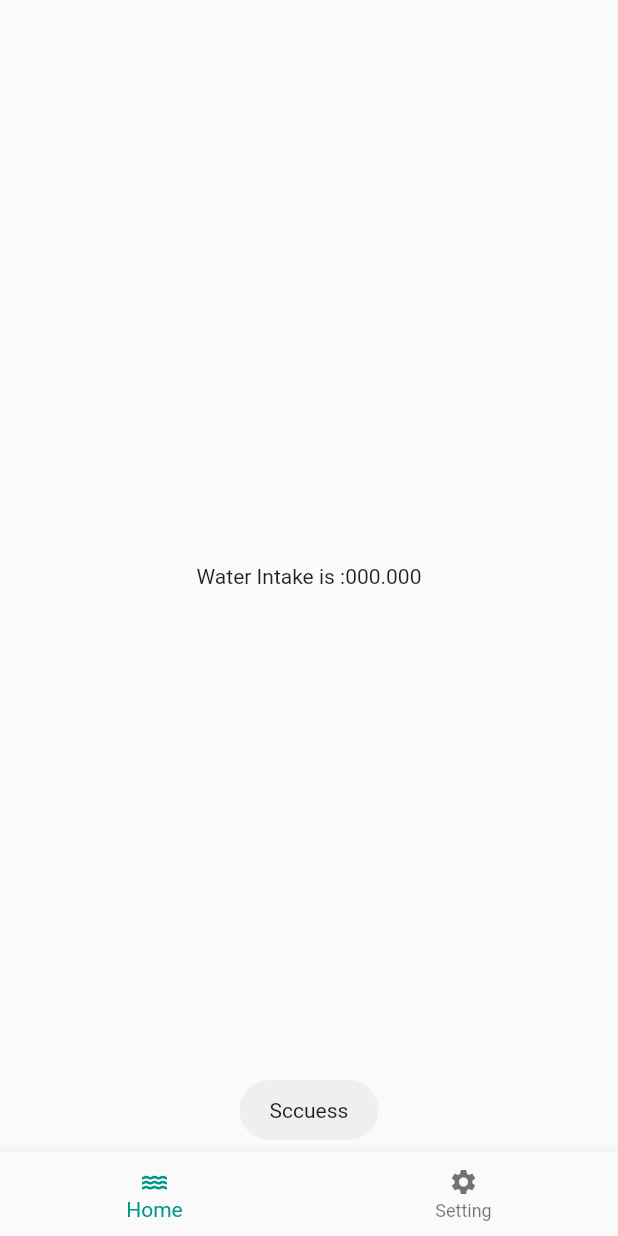
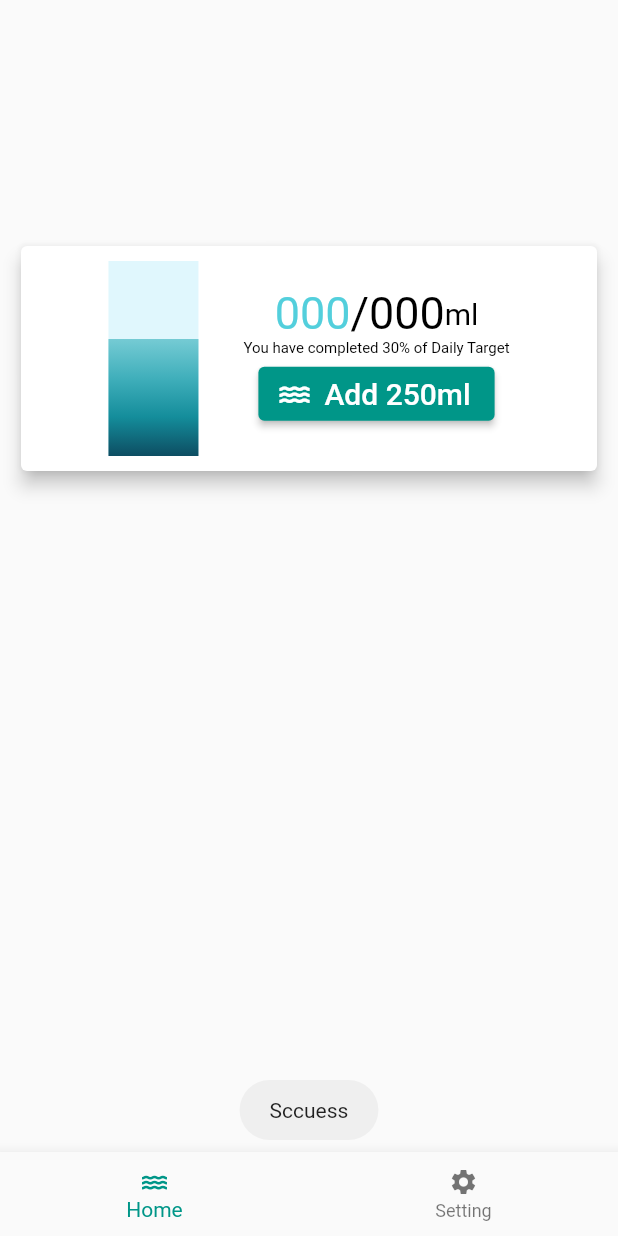
Before and after one commit to codewithumar/water_reminder_app, a Flutter app: the DateTimeOnBoarding screen opened directly with empty values, after a tap on "Next", on a phone screen of 412 x 824 dp. Run offline on Flutter 3.47's test engine with Material 2 defaults, Android fonts, the phone set to English and light mode, and no system bars; drawn by our look-alikes of percent_indicator; our stand-ins replace cloud_firestore, firebase_core, firebase_messaging, flutter_local_notifications, fluttertoast, shared_preferences; accounts and stored records are empty.

Commit message:
Please enter the commit message for your changes. Lines starting

```diff
--- a/lib/main.dart
+++ b/lib/main.dart
@@ -48,7 +48,7 @@ class MyApp extends StatelessWidget {
     return MaterialApp(
       debugShowCheckedModeBanner: false,
       theme: ThemeData(
-        primarySwatch: Colors.blue,
+        primarySwatch: Colors.teal,
       ),
       home: const SplashScreen(),
     );
--- a/lib/screens/home.dart
+++ b/lib/screens/home.dart
@@ -1,13 +1,82 @@
 import 'package:flutter/material.dart';
+import 'package:percent_indicator/linear_percent_indicator.dart';
 
 class Home extends StatelessWidget {
   const Home({Key? key}) : super(key: key);
 
   @override
   Widget build(BuildContext context) {
-    return const Scaffold(
-      body: Center(
-        child: Text("Water Intake is :000.000"),
+    return Scaffold(
+      body: Padding(
+        padding: const EdgeInsets.all(10.0),
+        child: Column(
+          children: [
+            const SizedBox(
+              height: 150,
+            ),
+            Card(
+                elevation: 5.00,
+                // color: Colors.white,
+                child:
+                    Row(mainAxisAlignment: MainAxisAlignment.center, children: [
+                  SizedBox(
+                    height: 150,
+                    width: 60,
+                    child: RotatedBox(
+                      quarterTurns: -1,
+                      child: LinearPercentIndicator(
+                          percent: 0.6,
+                          lineHeight: 60,
+                          backgroundColor:
+                              const Color.fromARGB(255, 224, 247, 253),
+                          linearGradient: const LinearGradient(
+                            colors: <Color>[
+                              Color.fromARGB(255, 13, 77, 98),
+                              Color.fromARGB(255, 20, 141, 155),
+                              Color.fromARGB(255, 64, 175, 187),
+                              Color.fromARGB(255, 117, 203, 212),
+                            ],
+                          )),
+                    ),
+                  ),
+                  const SizedBox(
+                    width: 30,
+                  ),
+                  Column(children: [
+                    Row(children: const [
+                      Text(
+                        "000",
+                        style: TextStyle(
+                            fontSize: 30,
+                            color: Color.fromARGB(255, 83, 207, 220)),
+                      ),
+                      Text(
+                        "/000",
+                        style: TextStyle(fontSize: 30, color: Colors.black),
+                      ),
+                      Text(
+                        "ml",
+                        style: TextStyle(fontSize: 20, color: Colors.black),
+                      ),
+                    ]),
+                    const Text(
+                      'You have completed 30% of Daily Target',
+                      maxLines: 2,
+                      style: TextStyle(fontSize: 10, color: Colors.black),
+                    ),
+                    ElevatedButton.icon(
+                        onPressed: () {},
+                        icon: const Icon(Icons.water),
+                        label: const Text(
+                          'Add 250ml',
+                          style: TextStyle(
+                            fontSize: 20,
+                          ),
+                        )),
+                  ]),
+                ])),
+          ],
+        ),
       ),
     );
   }
--- a/pubspec.yaml
+++ b/pubspec.yaml
@@ -41,6 +41,7 @@ dependencies:
   fluttertoast: ^8.0.9
   firebase_messaging: ^12.0.1
   flutter_local_notifications: ^9.7.0
+  percent_indicator: ^4.2.2
 
 
 dev_dependencies:
```
Also changed, not shown: pubspec.lock.
